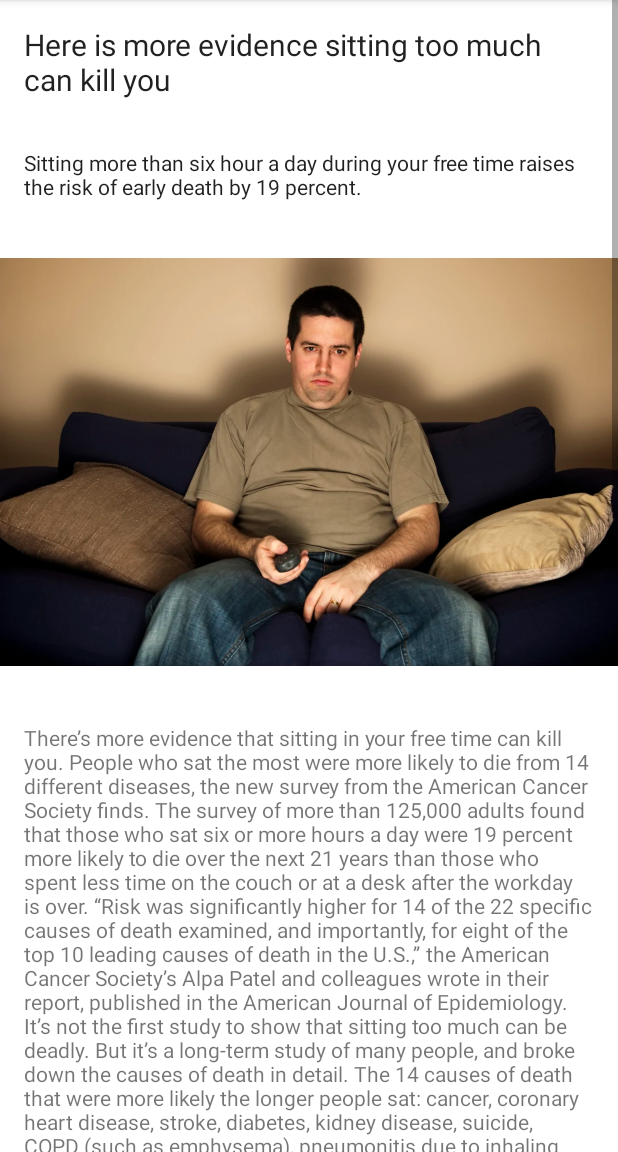
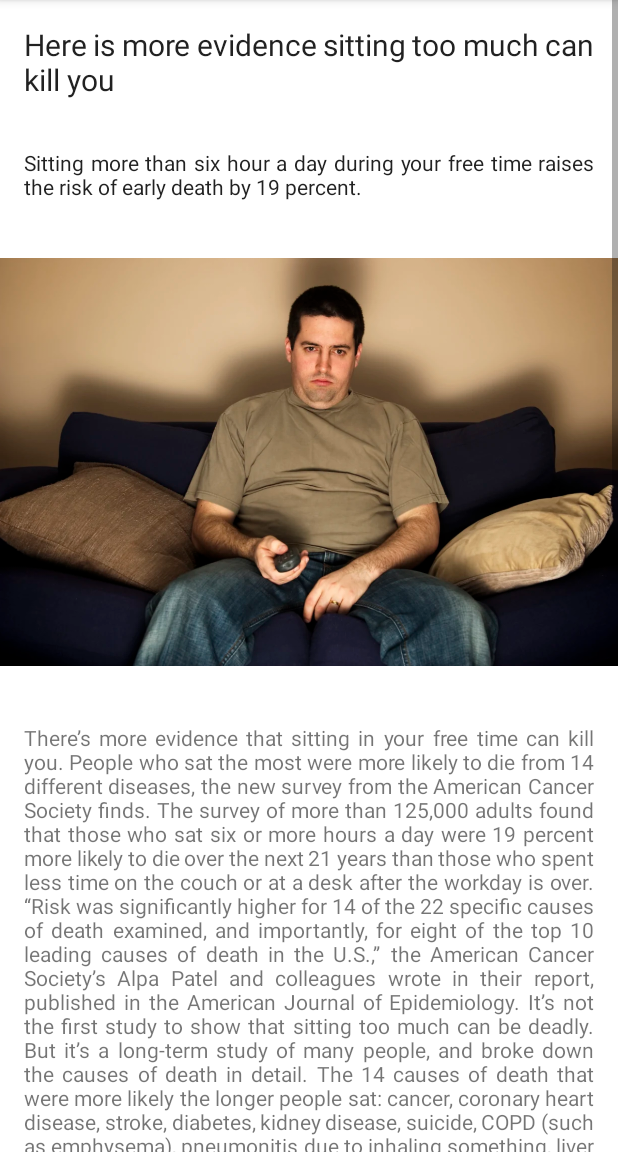
Before and after one commit to mariamiguel01/PROJETO_CMEB, an Android app: the fragment show_news1 shown on its own in the app's theme, on a phone screen of 412 x 824 dp, the part 84-1236 px from its top. Run offline under Robolectric (Android 15) with nearby library versions, the light colour scheme and no system bars.

Commit message:
texto justificado - news

```diff
--- a/app/src/main/res/layout/fragment_show_news.xml
+++ b/app/src/main/res/layout/fragment_show_news.xml
@@ -17,6 +17,7 @@
             android:padding="16dp"
             android:text="@string/news_title1"
             android:textSize="20sp"
+            android:justificationMode="inter_word"
             android:textAppearance=
                 "@android:style/TextAppearance.DeviceDefault" />
         <TextView
@@ -25,6 +26,7 @@
             android:layout_height="wrap_content"
             android:padding="16dp"
             android:text="@string/news_subtitle1"
+            android:justificationMode="inter_word"
             android:textAppearance=
                 "@android:style/TextAppearance.DeviceDefault" />
 
@@ -44,7 +46,8 @@
             android:layout_height="wrap_content"
             android:autoLink="web"
             android:padding="16dp"
-            android:text="@string/news_message1" />
+            android:text="@string/news_message1"
+            android:justificationMode="inter_word" />
 
         <TextView
             android:id="@+id/article_subheading2"
@@ -52,6 +55,7 @@
             android:layout_height="wrap_content"
             android:padding="16dp"
             android:text="@string/news_subtitle2"
+            android:justificationMode="inter_word"
             android:textAppearance=
                 "@android:style/TextAppearance.DeviceDefault" />
 
@@ -61,7 +65,8 @@
             android:layout_height="wrap_content"
             android:autoLink="web"
             android:padding="16dp"
-            android:text="@string/news_message2" />
+            android:text="@string/news_message2"
+            android:justificationMode="inter_word" />
 
         <TextView
             android:id="@+id/news1_ref"
@@ -69,7 +74,8 @@
             android:layout_height="wrap_content"
             android:autoLink="web"
             android:padding="16dp"
-            android:text="@string/news1_ref" />
+            android:text="@string/news1_ref"
+            android:justificationMode="inter_word" />
     </LinearLayout>
 
 </ScrollView>
```
Also changed, not shown: app/src/main/res/layout/fragment_show_news2.xml (+9 -3 lines).
